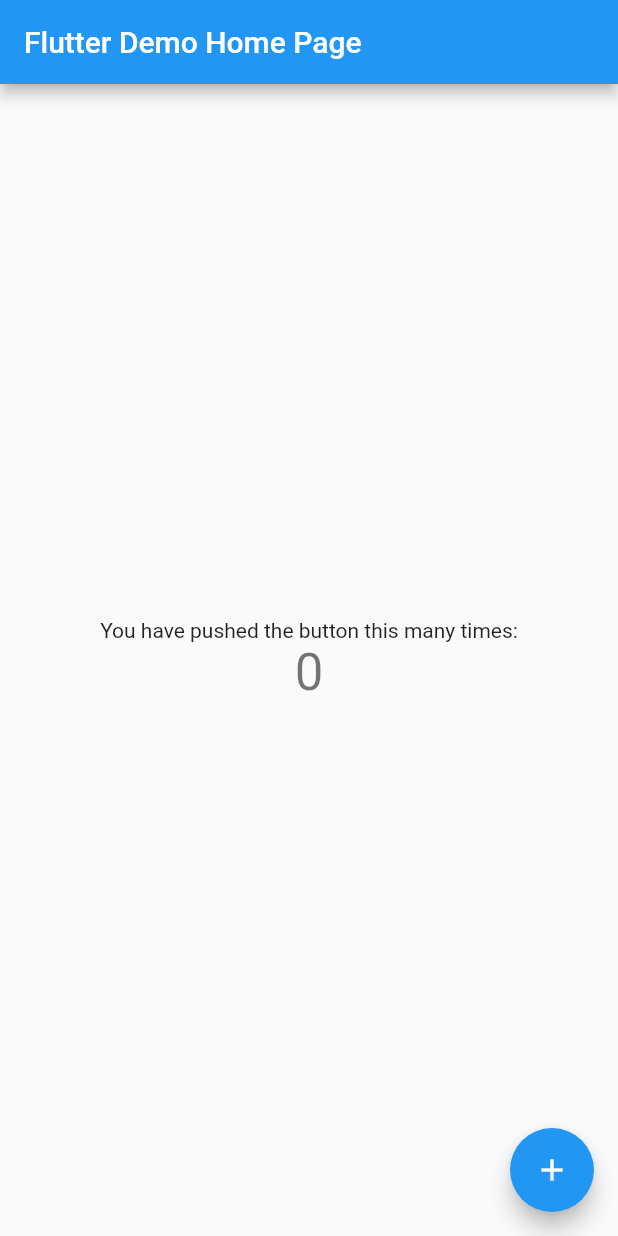
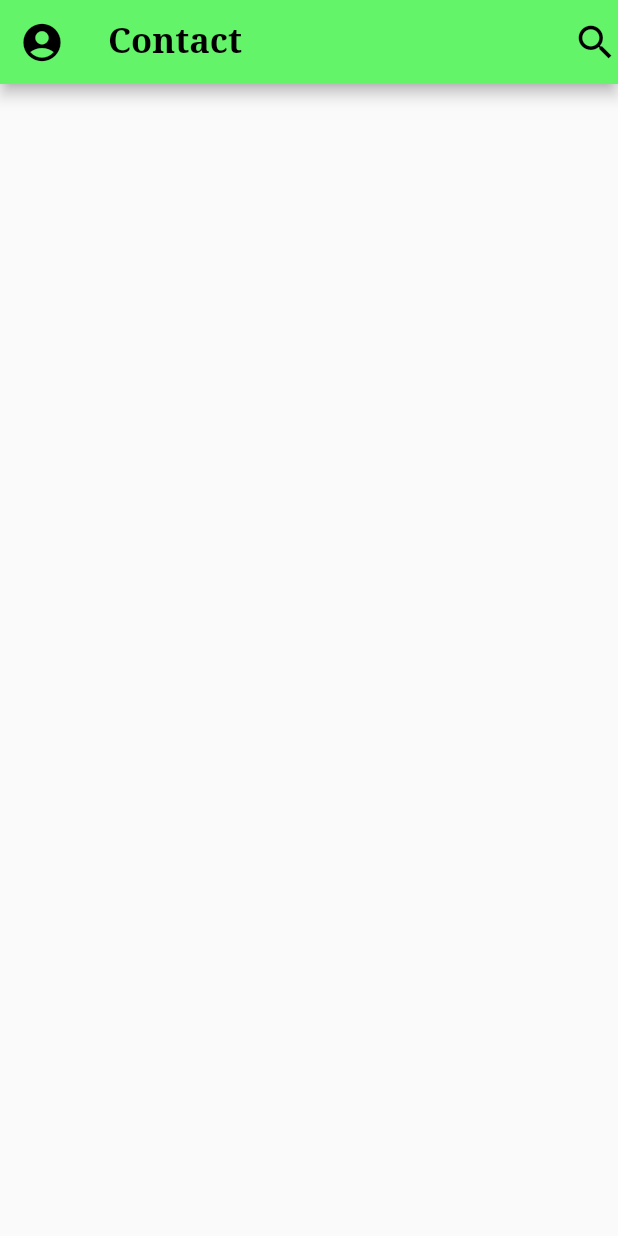
Before and after one commit to vikishptra/learn_flutter, a Flutter app: the screen it shows after launch, on a phone screen of 412 x 824 dp. Run offline on Flutter 3.47's test engine with Material 2 defaults, Android fonts, the light colour scheme and no system bars; Roboto replaces fonts that are missing (Serif).

Commit message:
flutter-app-bar

```diff
--- a/lib/main.dart
+++ b/lib/main.dart
@@ -11,105 +11,41 @@
   @override
   Widget build(BuildContext context) {
     return MaterialApp(
-      title: 'Flutter Demo',
-      theme: ThemeData(
-        // This is the theme of your application.
-        //
-        // Try running your application with "flutter run". You'll see the
-        // application has a blue toolbar. Then, without quitting the app, try
-        // changing the primarySwatch below to Colors.green and then invoke
-        // "hot reload" (press "r" in the console where you ran "flutter run",
-        // or simply save your changes to "hot reload" in a Flutter IDE).
-        // Notice that the counter didn't reset back to zero; the application
-        // is not restarted.
-        primarySwatch: Colors.blue,
-      ),
-      home: const MyHomePage(title: 'Flutter Demo Home Page'),
+      title: 'Flutter Basic',
+      home: HomeApp(),
     );
   }
 }
 
-class MyHomePage extends StatefulWidget {
-  const MyHomePage({super.key, required this.title});
-
-  // This widget is the home page of your application. It is stateful, meaning
-  // that it has a State object (defined below) that contains fields that affect
-  // how it looks.
-
-  // This class is the configuration for the state. It holds the values (in this
-  // case the title) provided by the parent (in this case the App widget) and
-  // used by the build method of the State. Fields in a Widget subclass are
-  // always marked "final".
-
-  final String title;
-
-  @override
-  State<MyHomePage> createState() => _MyHomePageState();
-}
-
-class _MyHomePageState extends State<MyHomePage> {
-  int _counter = 0;
-
-  void _incrementCounter() {
-    setState(() {
-      // This call to setState tells the Flutter framework that something has
-      // changed in this State, which causes it to rerun the build method below
-      // so that the display can reflect the updated values. If we changed
-      // _counter without calling setState(), then the build method would not be
-      // called again, and so nothing would appear to happen.
-      _counter++;
-    });
-  }
+class HomeApp extends StatelessWidget {
+  const HomeApp({super.key});
 
   @override
   Widget build(BuildContext context) {
-    // This method is rerun every time setState is called, for instance as done
-    // by the _incrementCounter method above.
-    //
-    // The Flutter framework has been optimized to make rerunning build methods
-    // fast, so that you can just rebuild anything that needs updating rather
-    // than having to individually change instances of widgets.
     return Scaffold(
-      appBar: AppBar(
-        // Here we take the value from the MyHomePage object that was created by
-        // the App.build method, and use it to set our appbar title.
-        title: Text(widget.title),
+      appBar: new AppBar(
+        backgroundColor: Color.fromRGBO(100, 244, 105, 1),
+        leading: Icon(
+          Icons.account_circle,
+          size: 30.0,
+          color: Colors.black,
+        ),
+        title: Text(
+          "Contact",
+          style: TextStyle(
+              fontFamily: 'Serif',
+              fontSize: 23.0,
+              fontWeight: FontWeight.bold,
+              color: Colors.black),
+        ),
+        actions: [
+          Icon(
+            Icons.search,
+            color: Colors.black,
+            size: 30.0,
+          )
+        ],
       ),
-      body: Center(
-        // Center is a layout widget. It takes a single child and positions it
-        // in the middle of the parent.
-        child: Column(
-          // Column is also a layout widget. It takes a list of children and
-          // arranges them vertically. By default, it sizes itself to fit its
-          // children horizontally, and tries to be as tall as its parent.
-          //
-          // Invoke "debug painting" (press "p" in the console, choose the
-          // "Toggle Debug Paint" action from the Flutter Inspector in Android
-          // Studio, or the "Toggle Debug Paint" command in Visual Studio Code)
-          // to see the wireframe for each widget.
-          //
-          // Column has various properties to control how it sizes itself and
-          // how it positions its children. Here we use mainAxisAlignment to
-          // center the children vertically; the main axis here is the vertical
-          // axis because Columns are vertical (the cross axis would be
-          // horizontal).
-          mainAxisAlignment: MainAxisAlignment.center,
-          children: <Widget>[
-            const Text(
-              'You have pushed the button this many times:',
-            ),
-            Text(
-              '$_counter',
-              style: Theme.of(context).textTheme.headline4,
-            ),
-          ],
-        ),
-      ),
-      floatingActionButton: FloatingActionButton(
-        onPressed: _incrementCounter,
-        tooltip: 'Increment',
-        child: const Icon(Icons.add),
-      ), // This trailing comma makes auto-formatting nicer for build methods.
     );
   }
 }
```
Also changed, not shown: 1 other file.
